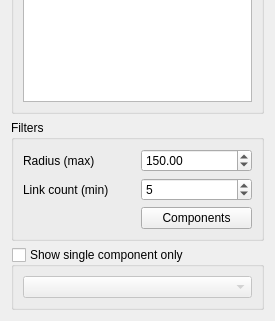
Above: tools.ui from Ylannl/skel3d before the change; both pictures show x 0 to 275 and y 154 to 475 of the 275 by 475 pixel window. Below: the same form after it.
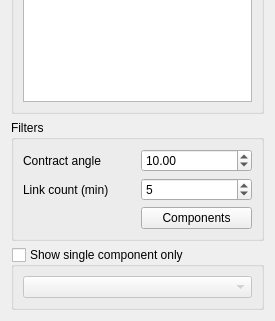
That is the form after the change.

Commit message: interactive edge contraction in viewer

The edit to the form file:
```diff
--- a/tools.ui
+++ b/tools.ui
@@ -71,20 +71,20 @@
       <item row="0" column="2">
        <widget class="QDoubleSpinBox" name="doubleSpinBox_filterRadius">
         <property name="maximum">
-         <double>1000.000000000000000</double>
+         <double>180.000000000000000</double>
         </property>
         <property name="singleStep">
          <double>0.500000000000000</double>
         </property>
         <property name="value">
-         <double>150.000000000000000</double>
+         <double>10.000000000000000</double>
         </property>
        </widget>
       </item>
       <item row="0" column="0">
        <widget class="QLabel" name="label_radius">
         <property name="text">
-         <string>Radius (max)</string>
+         <string>Contract angle</string>
         </property>
        </widget>
       </item>
```
Left out of the diff: 4 changed lines with no effect on the pictures. The commit also changes 2 other files.
